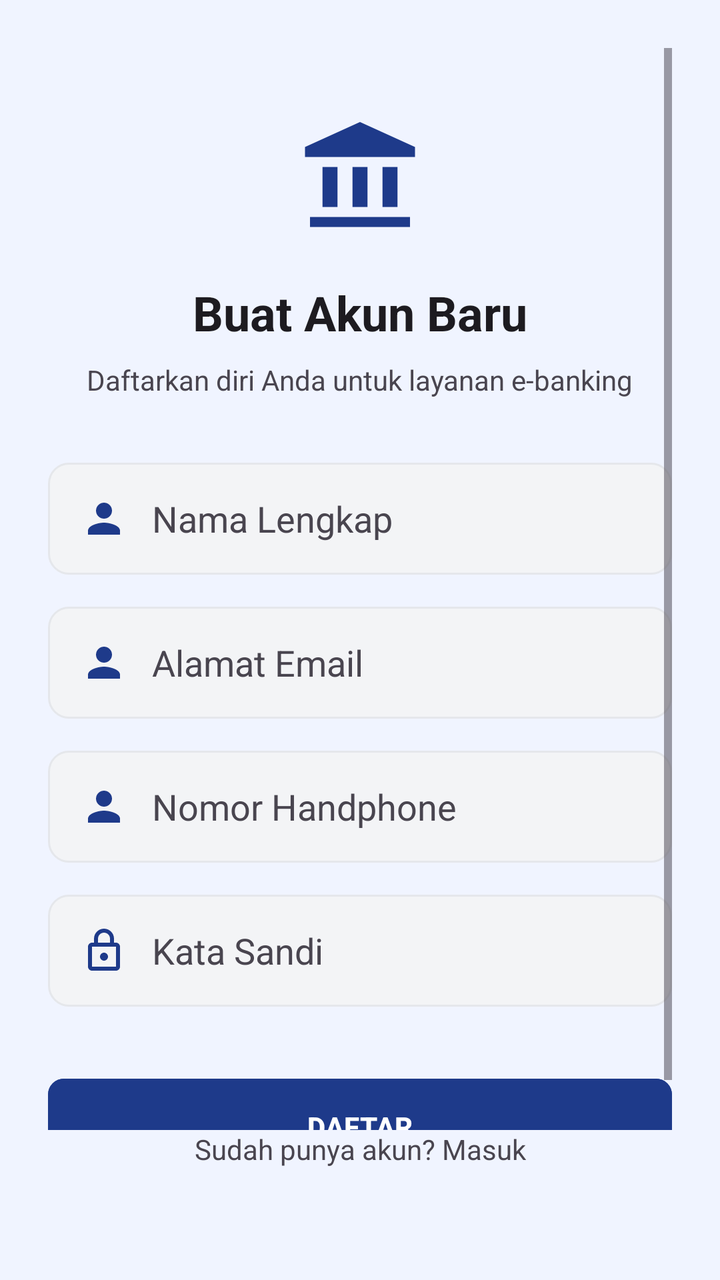
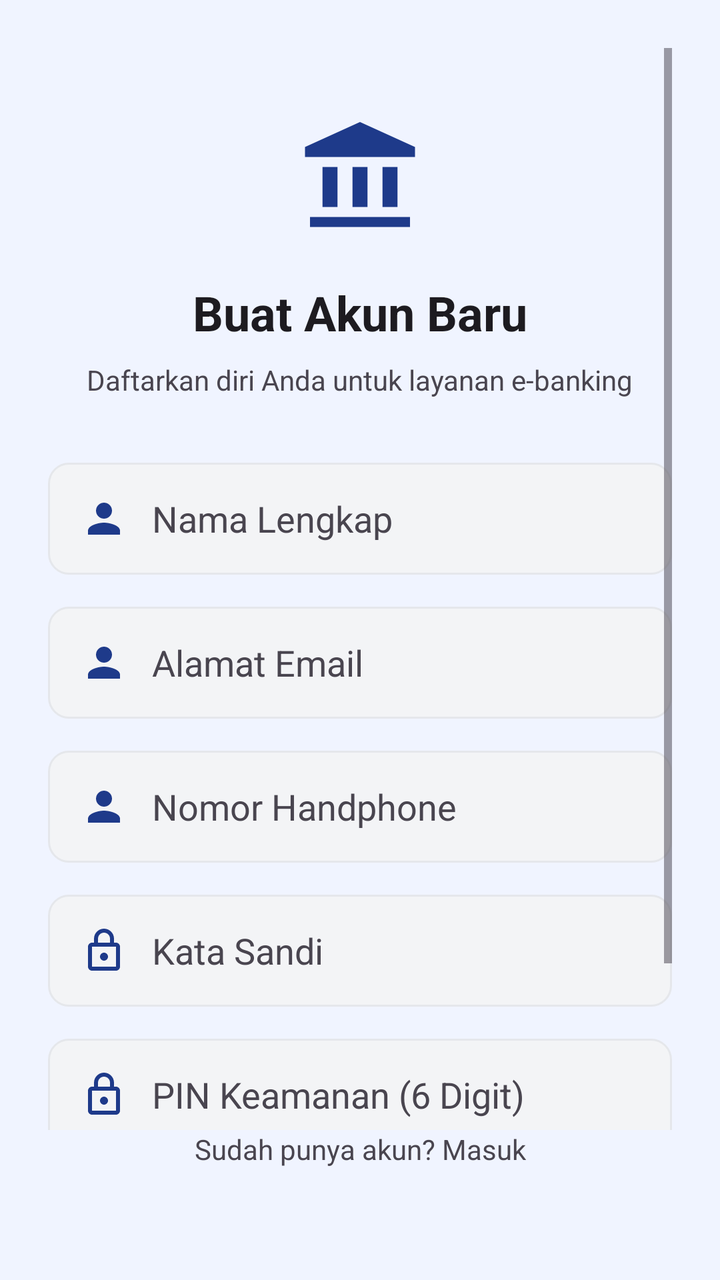

Compare the two renders of this Android layout. The source of the first and the diff that turns it into the second are given below.
<!-- AndroidManifest.xml: application theme Theme.Banking -->
<!-- res/layout/activity_register.xml -->
<?xml version="1.0" encoding="utf-8"?>
<androidx.constraintlayout.widget.ConstraintLayout xmlns:android="http://schemas.android.com/apk/res/android"
    xmlns:app="http://schemas.android.com/apk/res-auto"
    xmlns:tools="http://schemas.android.com/tools"
    android:layout_width="match_parent"
    android:layout_height="match_parent"
    android:background="?android:attr/windowBackground"
    android:padding="24dp"
    tools:context=".RegisterActivity">

    <ScrollView
        android:layout_width="match_parent"
        android:layout_height="0dp"
        app:layout_constraintBottom_toTopOf="@id/tvLoginPrompt"
        app:layout_constraintTop_toTopOf="parent">

        <LinearLayout
            android:layout_width="match_parent"
            android:layout_height="wrap_content"
            android:orientation="vertical">

            <ImageView
                android:id="@+id/ivLogo"
                android:layout_width="60dp"
                android:layout_height="60dp"
                android:layout_gravity="center"
                android:layout_marginTop="32dp"
                android:contentDescription="@string/logo_desc"
                android:src="@drawable/ic_banking_logo"
                app:tint="?attr/colorPrimary" />

            <TextView
                android:id="@+id/tvRegisterTitle"
                android:layout_width="wrap_content"
                android:layout_height="wrap_content"
                android:layout_gravity="center"
                android:layout_marginTop="24dp"
                android:text="@string/register_title"
                android:textColor="?android:attr/textColorPrimary"
                android:textSize="24sp"
                android:textStyle="bold" />

            <TextView
                android:id="@+id/tvRegisterSubtitle"
                android:layout_width="wrap_content"
                android:layout_height="wrap_content"
                android:layout_gravity="center"
                android:layout_marginTop="8dp"
                android:text="@string/register_subtitle"
                android:textColor="?android:attr/textColorSecondary"
                android:textSize="14sp" />

            <LinearLayout
                android:id="@+id/llRegisterInputContainer"
                android:layout_width="match_parent"
                android:layout_height="wrap_content"
                android:layout_marginTop="32dp"
                android:orientation="vertical">

                <EditText
                    android:id="@+id/etFullName"
                    android:layout_width="match_parent"
                    android:layout_height="56dp"
                    android:background="@drawable/bg_input_field"
                    android:drawableStart="@drawable/ic_user"
                    android:drawablePadding="12dp"
                    android:hint="@string/full_name_hint"
                    android:importantForAutofill="no"
                    android:inputType="textPersonName"
                    android:paddingHorizontal="16dp"
                    android:textColor="?android:attr/textColorPrimary"
                    android:textColorHint="?android:attr/textColorSecondary"
                    app:drawableTint="?attr/colorPrimary" />

                <EditText
                    android:id="@+id/etEmail"
                    android:layout_width="match_parent"
                    android:layout_height="56dp"
                    android:layout_marginTop="16dp"
                    android:background="@drawable/bg_input_field"
                    android:drawableStart="@drawable/ic_user"
                    android:drawablePadding="12dp"
                    android:hint="@string/email_hint"
                    android:importantForAutofill="no"
                    android:inputType="textEmailAddress"
                    android:paddingHorizontal="16dp"
                    android:textColor="?android:attr/textColorPrimary"
                    android:textColorHint="?android:attr/textColorSecondary"
                    app:drawableTint="?attr/colorPrimary"
                    tools:ignore="TextFields" />

                <EditText
                    android:id="@+id/etPhone"
                    android:layout_width="match_parent"
                    android:layout_height="56dp"
                    android:layout_marginTop="16dp"
                    android:background="@drawable/bg_input_field"
                    android:drawableStart="@drawable/ic_user"
                    android:drawablePadding="12dp"
                    android:hint="@string/phone_hint"
                    android:importantForAutofill="no"
                    android:inputType="phone"
                    android:paddingHorizontal="16dp"
                    android:textColor="?android:attr/textColorPrimary"
                    android:textColorHint="?android:attr/textColorSecondary"
                    app:drawableTint="?attr/colorPrimary" />

                <EditText
                    android:id="@+id/etPassword"
                    android:layout_width="match_parent"
                    android:layout_height="56dp"
                    android:layout_marginTop="16dp"
                    android:background="@drawable/bg_input_field"
                    android:drawableStart="@drawable/ic_lock"
                    android:drawablePadding="12dp"
                    android:hint="@string/password_hint"
                    android:importantForAutofill="no"
                    android:inputType="textPassword"
                    android:paddingHorizontal="16dp"
                    android:textColor="?android:attr/textColorPrimary"
                    android:textColorHint="?android:attr/textColorSecondary"
                    app:drawableTint="?attr/colorPrimary" />

            </LinearLayout>

            <Button
                android:id="@+id/btnRegister"
                android:layout_width="match_parent"
                android:layout_height="56dp"
                android:layout_marginTop="32dp"
                android:backgroundTint="?attr/colorPrimary"
                android:text="@string/btn_register"
                android:textColor="?attr/colorOnPrimary"
                android:textStyle="bold"
                app:cornerRadius="8dp" />

        </LinearLayout>
    </ScrollView>

    <TextView
        android:id="@+id/tvLoginPrompt"
        android:layout_width="wrap_content"
        android:layout_height="wrap_content"
        android:layout_marginBottom="32dp"
        android:text="@string/login_prompt"
        android:textColor="?android:attr/textColorSecondary"
        android:textSize="14sp"
        app:layout_constraintBottom_toBottomOf="parent"
        app:layout_constraintEnd_toEndOf="parent"
        app:layout_constraintStart_toStartOf="parent" />

</androidx.constraintlayout.widget.ConstraintLayout>
<!-- resources referenced by this layout -->
<resources>
  <!-- drawable bg_input_field (drawable) -->
  <?xml version="1.0" encoding="utf-8"?>
  <shape xmlns:android="http://schemas.android.com/apk/res/android">
      <solid android:color="?attr/colorSurfaceVariant" />
      <corners android:radius="10dp" />
      <stroke android:width="1dp" android:color="?attr/colorOutline" />
  </shape>
  <!-- drawable ic_banking_logo (drawable) -->
  <vector xmlns:android="http://schemas.android.com/apk/res/android"
      android:width="120dp"
      android:height="120dp"
      android:viewportWidth="24"
      android:viewportHeight="24">
      <path
          android:fillColor="#FFFFFF"
          android:pathData="M12,2L1,7V9H23V7L12,2M4.5,11V19H7.5V11H4.5M10.5,11V19H13.5V11H10.5M16.5,11V19H19.5V11H16.5M2,21V23H22V21H2Z" />
  </vector>
  <!-- drawable ic_lock (drawable) -->
  <vector xmlns:android="http://schemas.android.com/apk/res/android"
      android:width="24dp"
      android:height="24dp"
      android:viewportWidth="24"
      android:viewportHeight="24">
      <path
          android:fillColor="#6B7280"
          android:pathData="M18,8h-1V6c0,-2.76 -2.24,-5 -5,-5S7,3.24 7,6v2H6c-1.1,0 -2,0.9 -2,2v10c0,1.1 0.9,2 2,2h12c1.1,0 2,-0.9 2,-2V10c0,-1.1 -0.9,-2 -2,-2zM9,6c0,-1.66 1.34,-3 3,-3s3,1.34 3,3v2H9V6zm9,14H6V10h12v10zm-6,-3c1.1,0 2,-0.9 2,-2s-0.9,-2 -2,-2 -2,0.9 -2,2 0.9,2 2,2z"/>
  </vector>
  <!-- drawable ic_user (drawable) -->
  <vector xmlns:android="http://schemas.android.com/apk/res/android"
      android:width="24dp"
      android:height="24dp"
      android:viewportWidth="24"
      android:viewportHeight="24">
      <path
          android:fillColor="#6B7280"
          android:pathData="M12,12c2.21,0 4,-1.79 4,-4s-1.79,-4 -4,-4 -4,1.79 -4,4 1.79,4 4,4zM12,14c-2.67,0 -8,1.34 -8,4v2h16v-2c0,-2.66 -5.33,-4 -8,-4z"/>
  </vector>
  <string name="btn_register">DAFTAR</string>
  <string name="email_hint">Alamat Email</string>
  <string name="full_name_hint">Nama Lengkap</string>
  <string name="login_prompt">Sudah punya akun? Masuk</string>
  <string name="logo_desc">Logo Bank</string>
  <string name="password_hint">Kata Sandi</string>
  <string name="phone_hint">Nomor Handphone</string>
  <string name="register_subtitle">Daftarkan diri Anda untuk layanan e-banking</string>
  <string name="register_title">Buat Akun Baru</string>
  <style name="Theme.Banking" parent="Base.Theme.Banking" />
  <style name="Base.Theme.Banking" parent="Theme.Material3.DayNight.NoActionBar">
          
          <item name="colorPrimary">@color/primary</item>
          <item name="colorOnPrimary">@color/on_primary</item>
          <item name="android:windowBackground">@color/app_background</item>
          <item name="colorSurface">@color/surface</item>
          <item name="colorSurfaceVariant">@color/surface_variant</item>
          <item name="android:statusBarColor">@color/primary</item>
          <item name="colorSecondaryContainer">@color/bottom_nav_indicator</item>
          <item name="colorOnSecondaryContainer">@color/primary</item>
          <item name="colorOutline">@color/outline</item>
  
          
          <item name="actionOverflowButtonStyle">@style/CustomOverflowStyle</item>
      </style>
  <color name="primary">#1E3A8A</color>
  <color name="on_primary">#FFFFFF</color>
  <color name="app_background">#F0F4FF</color>
  <color name="surface">#FFFFFF</color>
  <color name="surface_variant">#F3F4F6</color>
  <color name="bottom_nav_indicator">#1A1E3A8A</color>
  <color name="outline">#E5E7EB</color>
  <style name="CustomOverflowStyle" parent="Widget.AppCompat.ActionButton.Overflow">
          <item name="android:tint">@color/on_primary</item>
      </style>
</resources>

<!-- the commit's change to res/layout/activity_register.xml (unified diff, before → after) -->
@@ -121,6 +121,23 @@
                     android:textColorHint="?android:attr/textColorSecondary"
                     app:drawableTint="?attr/colorPrimary" />
 
+                <EditText
+                    android:id="@+id/etPinKeamanan"
+                    android:layout_width="match_parent"
+                    android:layout_height="56dp"
+                    android:layout_marginTop="16dp"
+                    android:background="@drawable/bg_input_field"
+                    android:drawableStart="@drawable/ic_lock"
+                    android:drawablePadding="12dp"
+                    android:hint="@string/pin_keamanan_hint"
+                    android:importantForAutofill="no"
+                    android:inputType="numberPassword"
+                    android:maxLength="6"
+                    android:paddingHorizontal="16dp"
+                    android:textColor="?android:attr/textColorPrimary"
+                    android:textColorHint="?android:attr/textColorSecondary"
+                    app:drawableTint="?attr/colorPrimary" />
+
             </LinearLayout>
 
             <Button
<!-- resource entries referenced after the edit -->
@@ -44,6 +44,7 @@
   <string name="logo_desc">Logo Bank</string>
   <string name="password_hint">Kata Sandi</string>
   <string name="phone_hint">Nomor Handphone</string>
+  <string name="pin_keamanan_hint">PIN Keamanan (6 Digit)</string>
   <string name="register_subtitle">Daftarkan diri Anda untuk layanan e-banking</string>
   <string name="register_title">Buat Akun Baru</string>
   <style name="Theme.Banking" parent="Base.Theme.Banking" />
